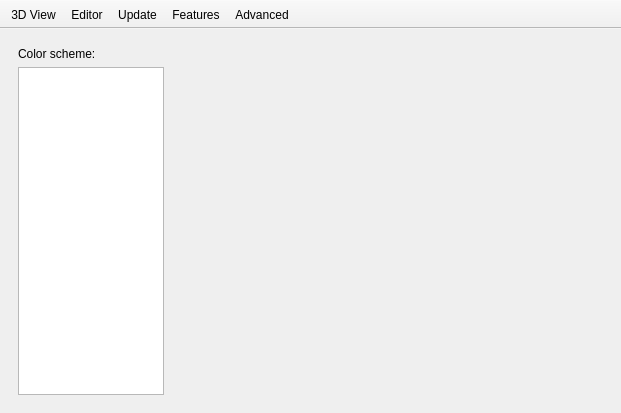
The window that src/Preferences.ui (openscad/openscad) describes before a commit, drawn with Qt 5.
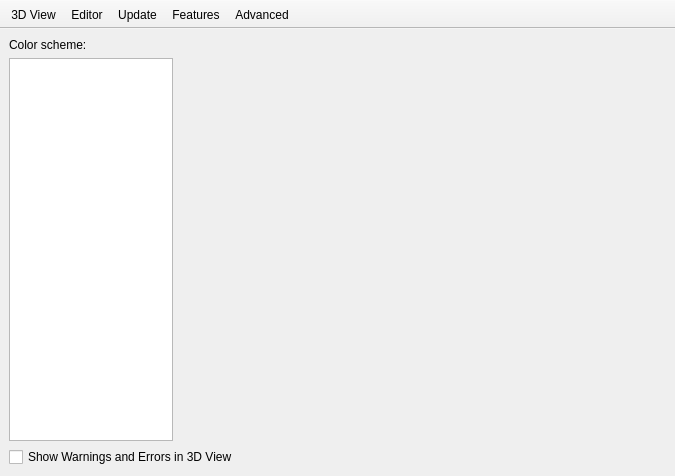
The same window after the commit. Icons and pictures are not drawn.

Commit message: Add settings entry to enable/disable warning display in the 3D view.

The edit to the form file:
```diff
--- a/src/Preferences.ui
+++ b/src/Preferences.ui
@@ -6,8 +6,8 @@
    <rect>
     <x>0</x>
     <y>0</y>
-    <width>621</width>
-    <height>413</height>
+    <width>675</width>
+    <height>476</height>
    </rect>
   </property>
   <property name="sizePolicy">
@@ -31,6 +31,9 @@
       </property>
       <widget class="QWidget" name="page3DView">
        <layout class="QVBoxLayout" name="verticalLayout_4">
+        <property name="margin">
+         <number>0</number>
+        </property>
         <item>
          <layout class="QHBoxLayout" name="horizontalLayout" stretch="1,3">
           <item>
@@ -75,6 +78,16 @@
           </item>
          </layout>
         </item>
+        <item>
+         <widget class="QCheckBox" name="checkBoxShowWarningsIn3dView">
+          <property name="text">
+           <string>Show Warnings and Errors in 3D View</string>
+          </property>
+          <property name="checked">
+           <bool>false</bool>
+          </property>
+         </widget>
+        </item>
        </layout>
       </widget>
       <widget class="QWidget" name="pageEditor">
```
The commit also changes 5 other files.
